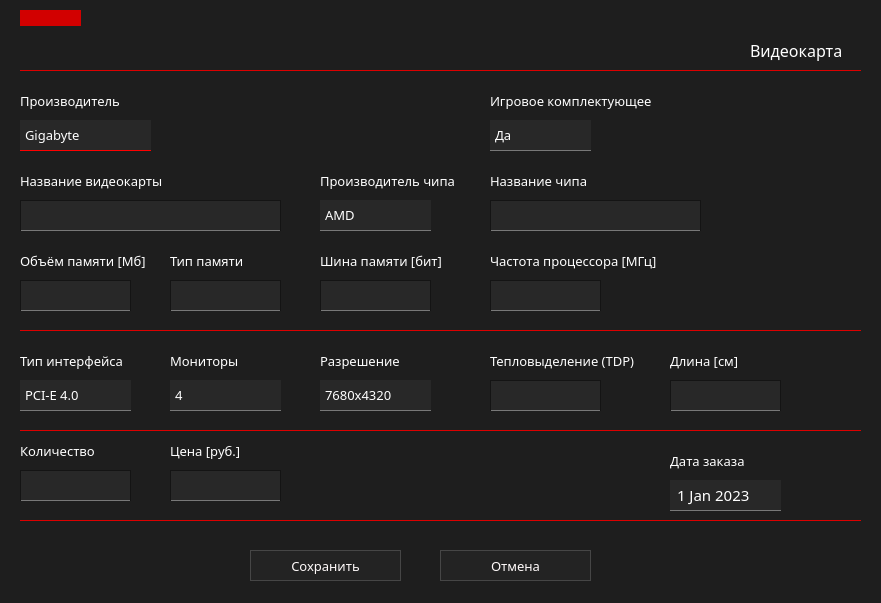
Old version of the form ui/add/addChVidWidg.ui in the repository marginalprog/git_pcconf.
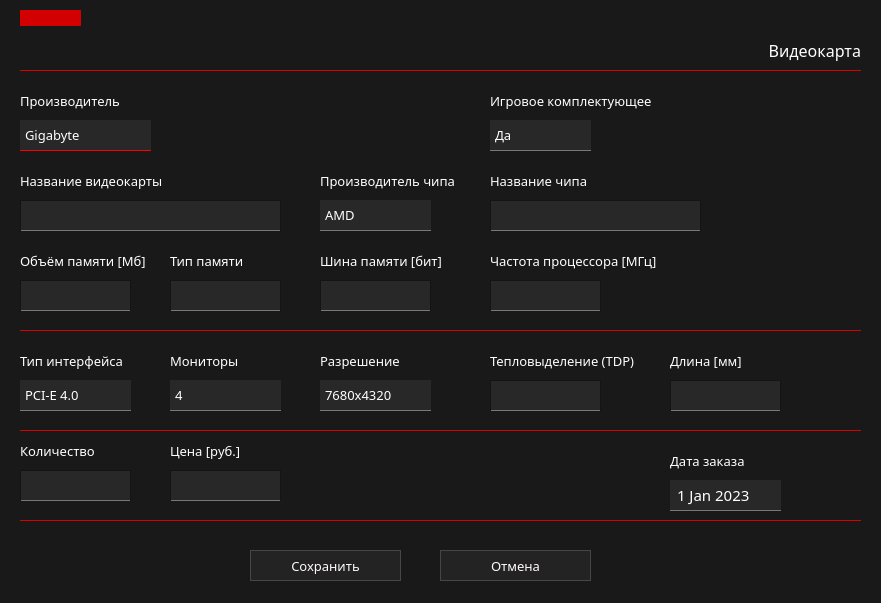
New version of the form. Icons and pictures are not drawn.

What changed in the file:
```diff
--- a/ui/add/addChVidWidg.ui
+++ b/ui/add/addChVidWidg.ui
@@ -29,7 +29,7 @@
   <property name="styleSheet">
    <string notr="true">QWidget
 {
-    background: rgb(30, 30, 30);
+    background: rgb(25, 25, 25);
 	color: white;
 
 }
@@ -234,6 +234,9 @@
    <property name="text">
     <string>Видеокарта</string>
    </property>
+   <property name="alignment">
+    <set>Qt::AlignRight|Qt::AlignTrailing|Qt::AlignVCenter</set>
+   </property>
   </widget>
   <widget class="QPushButton" name="btnSave">
    <property name="geometry">
@@ -465,7 +468,7 @@
     <string notr="true">border:0px;</string>
    </property>
    <property name="text">
-    <string>Длина [см]</string>
+    <string>Длина [мм]</string>
    </property>
   </widget>
   <widget class="QLabel" name="lbTdp">
```
